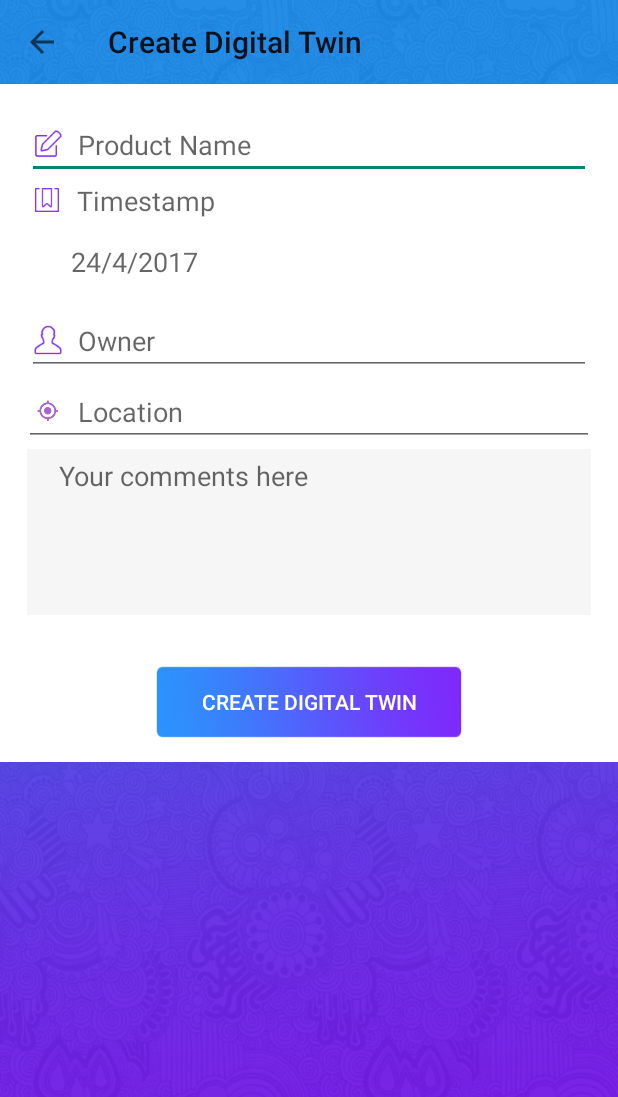
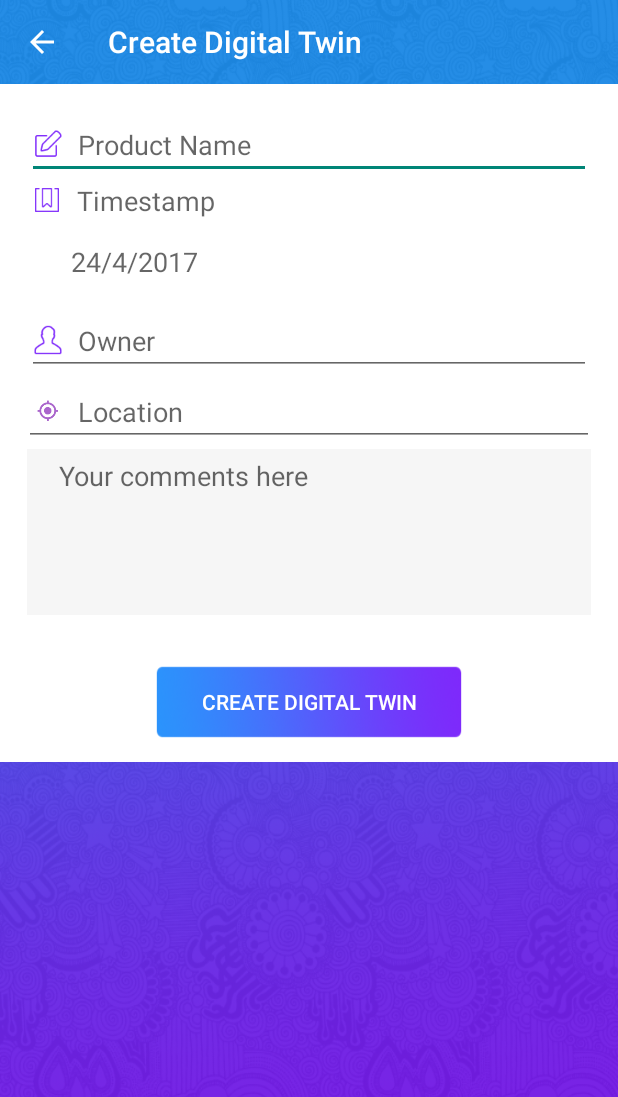
Before and after one commit to Eyliss/TwinOfThings, an Android app: the CreateDigitalTwinActivity screen opened directly, with no data from a screen before it, on a phone screen of 412 x 824 dp. Shown: the top 1097 px of the screen. Run offline under Robolectric (Android 15) with nearby library versions, the light colour scheme and no system bars.

Commit message:
Create custom toolbar design

```diff
--- a/app/src/main/java/com/twinofthings/activities/CreateDigitalTwinActivity.java
+++ b/app/src/main/java/com/twinofthings/activities/CreateDigitalTwinActivity.java
@@ -72,7 +72,6 @@
     @Override
     protected void onCreate(Bundle savedInstanceState) {
         super.onCreate(savedInstanceState);
-        requestWindowFeature(Window.FEATURE_ACTION_BAR_OVERLAY);
 
         setContentView(R.layout.activity_create_digital_twin);
 
--- a/app/src/main/java/com/twinofthings/activities/ScannedTwinActivity.java
+++ b/app/src/main/java/com/twinofthings/activities/ScannedTwinActivity.java
@@ -43,7 +43,6 @@
 
         mToolbar = (Toolbar) findViewById(R.id.toolbar);
         setSupportActionBar(mToolbar);
-        getSupportActionBar().setDisplayHomeAsUpEnabled(true);
         getSupportActionBar().setDisplayHomeAsUpEnabled(true);
 
         Gson gson = new Gson();
--- a/app/src/main/res/layout/activity_create_digital_twin.xml
+++ b/app/src/main/res/layout/activity_create_digital_twin.xml
@@ -4,20 +4,18 @@
         android:layout_width="match_parent"
         android:layout_height="wrap_content"
         android:background="@drawable/purple_background"
-        xmlns:app="htatp://schemas.android.com/apk/res-auto">
+        xmlns:app="http://schemas.android.com/apk/res-auto">
     <android.support.v7.widget.Toolbar
             android:id="@+id/toolbar"
             android:layout_width="match_parent"
             android:layout_height="?attr/actionBarSize"
             android:background="@android:color/transparent"
-            android:elevation="4dp"
             app:theme="@style/ToolBarStyle"
             app:popupTheme="@style/ThemeOverlay.AppCompat.Light"/>
     <ScrollView
             android:layout_width="match_parent"
             android:layout_height="match_parent"
-            android:layout_below="@id/toolbar"
-    >
+            android:layout_below="@id/toolbar">
         <LinearLayout
                 android:layout_width="match_parent"
                 android:layout_height="wrap_content"
--- a/app/src/main/res/layout/activity_scanned_twin.xml
+++ b/app/src/main/res/layout/activity_scanned_twin.xml
@@ -10,7 +10,6 @@
             android:layout_width="match_parent"
             android:layout_height="?attr/actionBarSize"
             android:background="@android:color/transparent"
-            android:elevation="4dp"
             app:theme="@style/ToolBarStyle"
             app:popupTheme="@style/ThemeOverlay.AppCompat.Light"/>
 <ScrollView
--- a/app/src/main/res/layout/activity_twin_created.xml
+++ b/app/src/main/res/layout/activity_twin_created.xml
@@ -10,7 +10,6 @@
             android:layout_width="match_parent"
             android:layout_height="?attr/actionBarSize"
             android:background="@android:color/transparent"
-            android:elevation="4dp"
             app:theme="@style/ToolBarStyle"
             app:popupTheme="@style/ThemeOverlay.AppCompat.Light"/>
     <TextView
```
